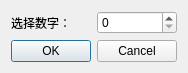
The window that components/dialog_choose_number/res/choose_number.ui (PPJUST/ComicDup) describes before a commit, drawn with Qt 5.
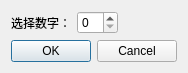
The same window after the commit.

```diff
--- a/components/dialog_choose_number/res/choose_number.ui
+++ b/components/dialog_choose_number/res/choose_number.ui
@@ -26,6 +26,19 @@
      <item>
       <widget class="QSpinBox" name="spinBox_number"/>
      </item>
+     <item>
+      <spacer name="horizontalSpacer">
+       <property name="orientation">
+        <enum>Qt::Orientation::Horizontal</enum>
+       </property>
+       <property name="sizeHint" stdset="0">
+        <size>
+         <width>40</width>
+         <height>20</height>
+        </size>
+       </property>
+      </spacer>
+     </item>
     </layout>
    </item>
    <item>
```
